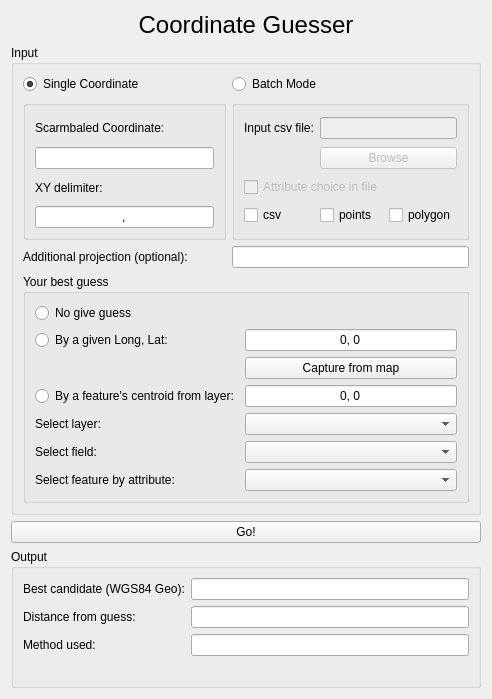
Before: the Qt Designer form CoordGuesser_dialog_base.ui in jicrbuh/CoordinateGuesser, drawn with Qt 5.
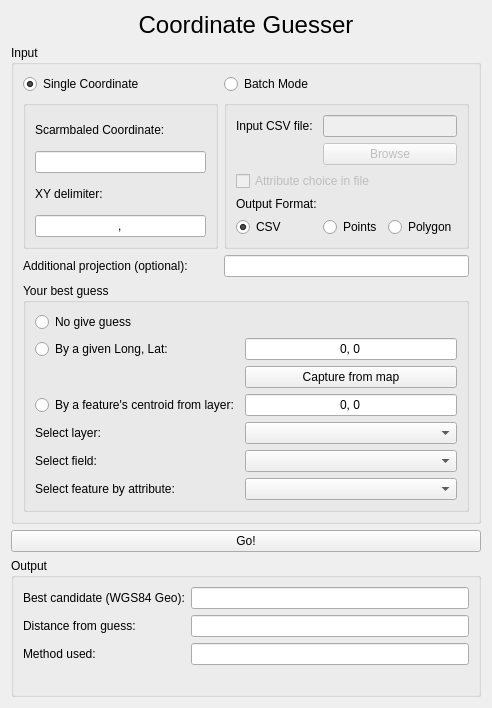
After: the same form once the commit is applied.

Commit message: reworked parse_file.py. now output can be a csv file, a point shapeflie or a polygon shapefile

```diff
--- a/CoordGuesser_dialog_base.ui
+++ b/CoordGuesser_dialog_base.ui
@@ -32,24 +32,30 @@
          <string/>
         </property>
         <layout class="QGridLayout" name="gridLayout_5">
-         <item row="3" column="2">
-          <widget class="QCheckBox" name="checkBox">
+         <item row="0" column="1" colspan="2">
+          <widget class="QLineEdit" name="lineEdit_filePath">
+           <property name="enabled">
+            <bool>false</bool>
+           </property>
+          </widget>
+         </item>
+         <item row="1" column="1" colspan="2">
+          <widget class="QPushButton" name="pushButton_browse">
+           <property name="enabled">
+            <bool>false</bool>
+           </property>
            <property name="text">
-            <string>polygon</string>
+            <string>Browse</string>
+           </property>
+           <property name="checkable">
+            <bool>false</bool>
            </property>
           </widget>
          </item>
          <item row="0" column="0">
           <widget class="QLabel" name="label_5">
            <property name="text">
-            <string>Input csv file:</string>
-           </property>
-          </widget>
-         </item>
-         <item row="3" column="0">
-          <widget class="QCheckBox" name="checkBox_2">
-           <property name="text">
-            <string>csv</string>
+            <string>Input CSV file:</string>
            </property>
           </widget>
          </item>
@@ -63,30 +69,37 @@
            </property>
           </widget>
          </item>
-         <item row="3" column="1">
-          <widget class="QCheckBox" name="checkBox_3">
+         <item row="4" column="0">
+          <widget class="QRadioButton" name="radioCSV">
            <property name="text">
-            <string>points</string>
+            <string>CSV</string>
            </property>
+           <property name="checked">
+            <bool>true</bool>
+           </property>
           </widget>
          </item>
-         <item row="1" column="1" colspan="2">
-          <widget class="QPushButton" name="pushButton_browse">
-           <property name="enabled">
-            <bool>false</bool>
+         <item row="4" column="2">
+          <widget class="QRadioButton" name="radioPoly">
+           <property name="text">
+            <string>Polygon</string>
            </property>
+          </widget>
+         </item>
+         <item row="4" column="1">
+          <widget class="QRadioButton" name="radioPoints">
            <property name="text">
-            <string>Browse</string>
+            <string>Points</string>
            </property>
            <property name="checkable">
             <bool>false</bool>
            </property>
           </widget>
          </item>
-         <item row="0" column="1" colspan="2">
-          <widget class="QLineEdit" name="lineEdit_filePath">
-           <property name="enabled">
-            <bool>false</bool>
+         <item row="3" column="0">
+          <widget class="QLabel" name="label_12">
+           <property name="text">
+            <string>Output Format:</string>
            </property>
           </widget>
          </item>
```
Left out of the diff: 3 changed lines with no effect on the pictures. The commit also changes 3 other files.
